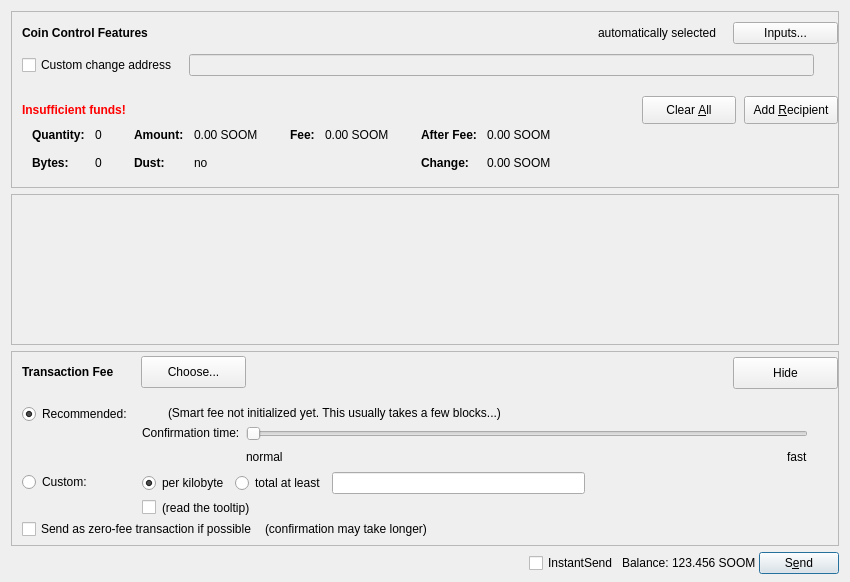
Qt form src/qt/forms/sendcoinsdialog.ui (soom-4th-blockchain/soom-core) before a commit.
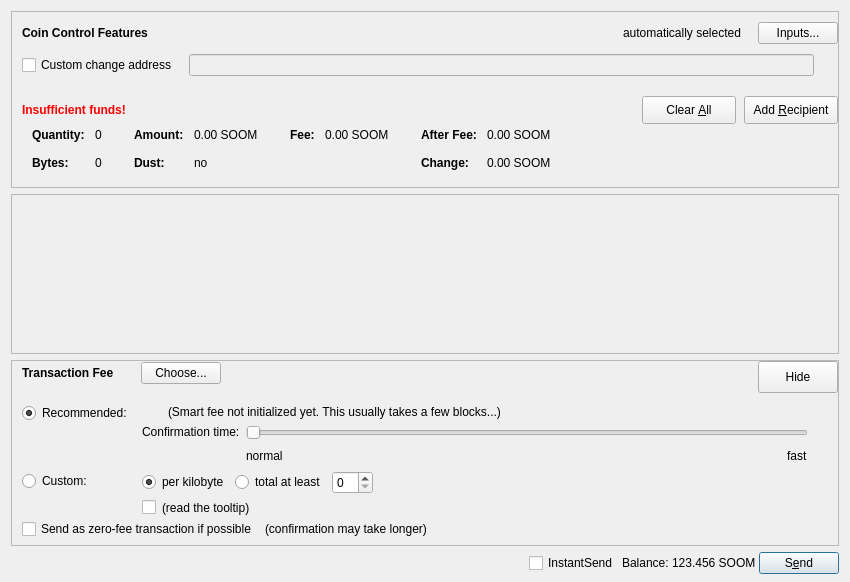
The same form after that commit. Custom widgets are drawn as their Qt base class.

Patch:
```diff
--- a/src/qt/forms/sendcoinsdialog.ui
+++ b/src/qt/forms/sendcoinsdialog.ui
@@ -111,7 +111,7 @@
            <widget class="QPushButton" name="pushButtonCoinControl">
             <property name="maximumSize">
              <size>
-              <width>105</width>
+              <width>80</width>
               <height>32</height>
              </size>
             </property>
@@ -647,7 +647,7 @@
         <x>0</x>
         <y>0</y>
         <width>830</width>
-        <height>68</height>
+        <height>72</height>
        </rect>
       </property>
       <layout class="QVBoxLayout" name="verticalLayout_2" stretch="0,1">
@@ -758,7 +758,7 @@
               <property name="sizeHint" stdset="0">
                <size>
                 <width>1</width>
-                <height>4</height>
+                <height>1</height>
                </size>
               </property>
              </spacer>
@@ -813,13 +813,13 @@
                <widget class="QPushButton" name="buttonChooseFee">
                 <property name="minimumSize">
                  <size>
-                  <width>105</width>
-                  <height>32</height>
+                  <width>0</width>
+                  <height>0</height>
                  </size>
                 </property>
                 <property name="maximumSize">
                  <size>
-                  <width>105</width>
+                  <width>80</width>
                   <height>32</height>
                  </size>
                 </property>
@@ -838,7 +838,7 @@
               <property name="sizeHint" stdset="0">
                <size>
                 <width>1</width>
-                <height>1</height>
+                <height>4</height>
                </size>
               </property>
              </spacer>
@@ -862,13 +862,13 @@
            <widget class="QPushButton" name="buttonMinimizeFee">
             <property name="minimumSize">
              <size>
-              <width>105</width>
-              <height>32</height>
+              <width>0</width>
+              <height>0</height>
              </size>
             </property>
             <property name="maximumSize">
              <size>
-              <width>105</width>
+              <width>80</width>
               <height>32</height>
              </size>
             </property>
@@ -1407,17 +1407,17 @@
   </layout>
  </widget>
  <customwidgets>
-  <customwidget>
-   <class>QValidatedLineEdit</class>
-   <extends>QLineEdit</extends>
-   <header>qvalidatedlineedit.h</header>
-  </customwidget>
   <customwidget>
    <class>BitcoinAmountField</class>
-   <extends>QLineEdit</extends>
+   <extends>QSpinBox</extends>
    <header>bitcoinamountfield.h</header>
    <container>1</container>
   </customwidget>
+  <customwidget>
+   <class>QValidatedLineEdit</class>
+   <extends>QLineEdit</extends>
+   <header>qvalidatedlineedit.h</header>
+  </customwidget>
  </customwidgets>
  <resources>
   <include location="../soom.qrc"/>
```
Left out of the diff: 2 changed lines with no effect on the pictures.
